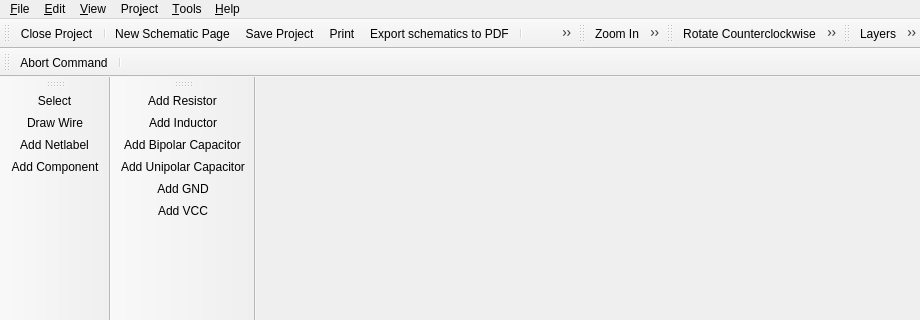
This is libs/librepcb/projecteditor/schematiceditor/schematiceditor.ui in LibrePCB/LibrePCB as Qt 5 draws it before an edit; both pictures show x 0 to 920 and y 0 to 320 of the 920 by 636 pixel window. The edited form follows.
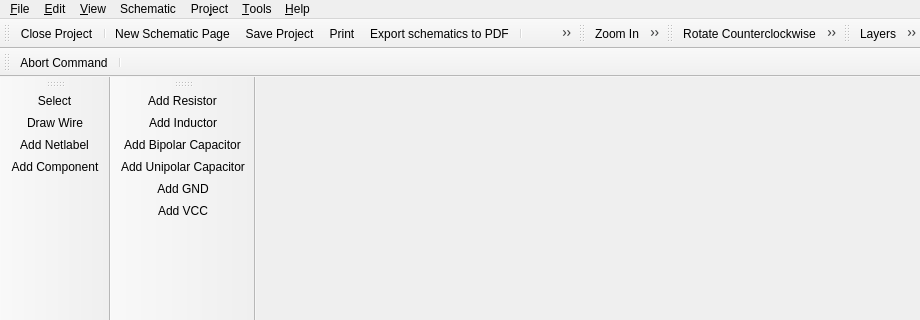
This is the edited form. Icons and pictures are not drawn. Custom widgets are drawn as their Qt base class.

Commit message: SchematicEditor: Add support for renaming sheets

What changed in the file:
```diff
--- a/libs/librepcb/projecteditor/schematiceditor/schematiceditor.ui
+++ b/libs/librepcb/projecteditor/schematiceditor/schematiceditor.ui
@@ -114,9 +114,16 @@
     <addaction name="separator"/>
     <addaction name="actionUpdateLibrary"/>
    </widget>
+   <widget class="QMenu" name="menuSchematic">
+    <property name="title">
+     <string>Schematic</string>
+    </property>
+    <addaction name="actionRenameSheet"/>
+   </widget>
    <addaction name="menuFile"/>
    <addaction name="menuEdit"/>
    <addaction name="menuView"/>
+   <addaction name="menuSchematic"/>
    <addaction name="menuProject"/>
    <addaction name="menuTools"/>
    <addaction name="menuHelp"/>
```
Left out of the diff: 92 changed lines with no effect on the pictures. The commit also changes 4 other files.
